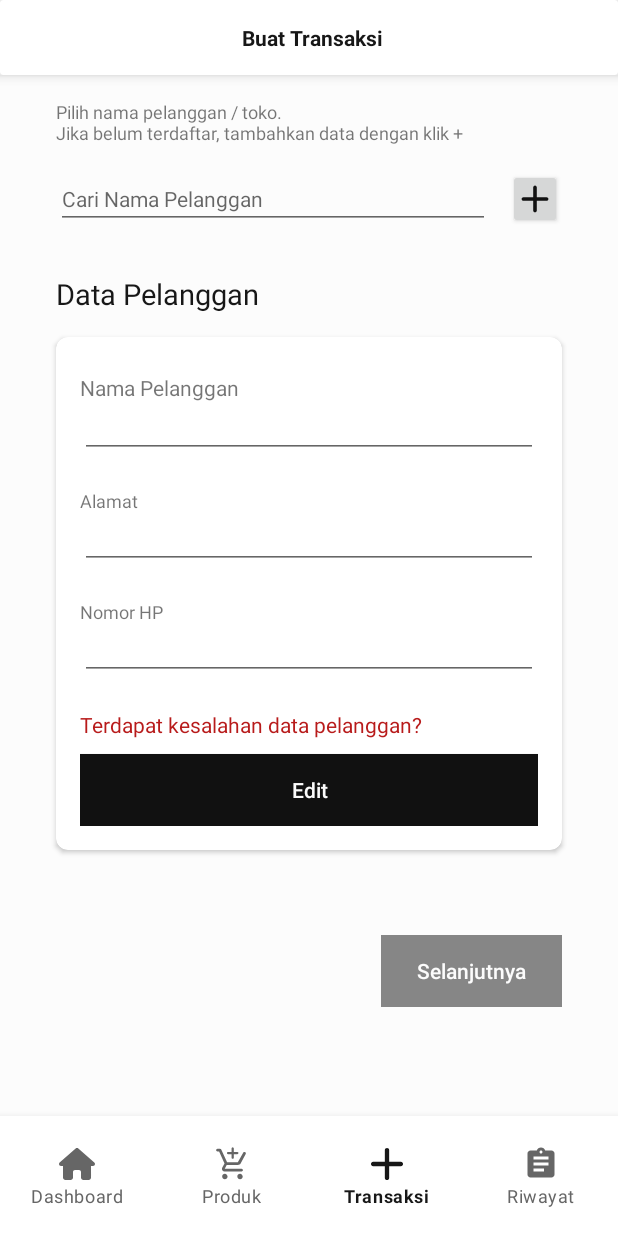
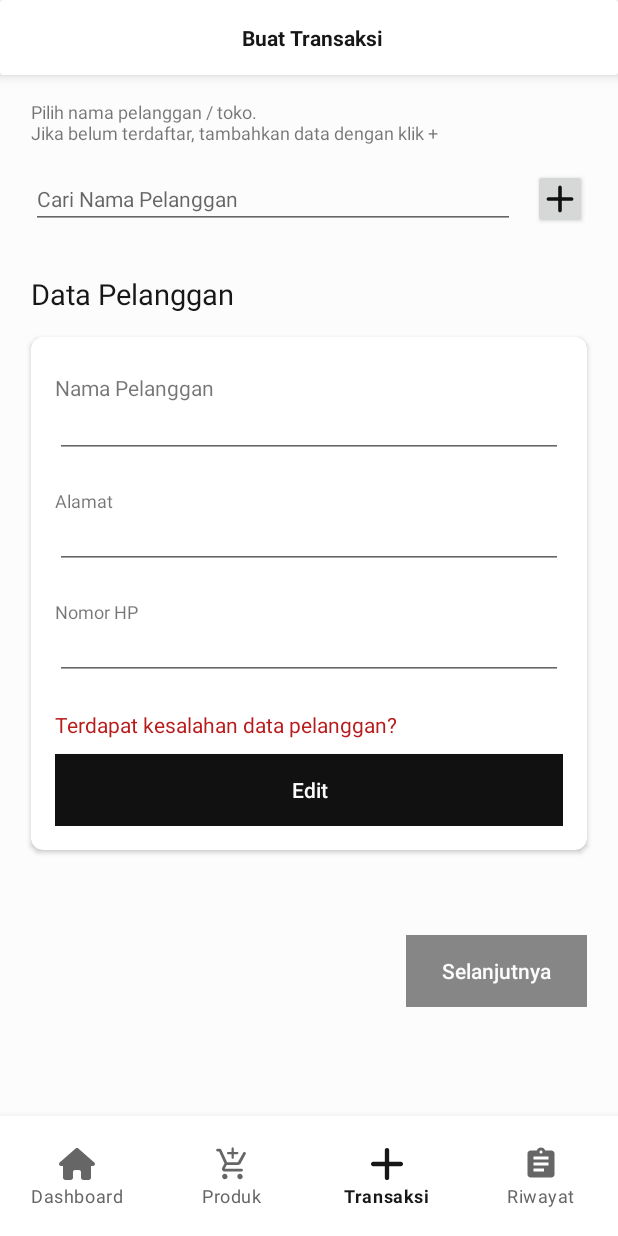
Before and after one commit to perangkatgunakarya/AndroidTokoPlastik, an Android app built with Jetpack Compose: the TransactionFragment screen opened through its navigation route, on a phone screen of 412 x 824 dp. Run offline under Robolectric (Android 15) with nearby library versions, the phone set to English and light mode, and no system bars; our stand-ins replace navigation-ui; libraries missing offline, so code that uses them is left out: androidx.datastore, androidx.datastore.preferences, com.github.mikephil.charting; 20 statements that could not run were skipped.

Commit message:
feat: remove button angsuran and jatuh tempon when status is paid. deisgn: adjust transaction layout and add preview button in checkout

```diff
--- a/app/src/main/res/layout/fragment_transaction.xml
+++ b/app/src/main/res/layout/fragment_transaction.xml
@@ -11,14 +11,14 @@
         android:layout_width="wrap_content"
         android:layout_height="wrap_content"
         android:orientation="vertical"
-        app:layout_constraintGuide_percent="0.09" />
+        app:layout_constraintGuide_percent="0.05" />
 
     <androidx.constraintlayout.widget.Guideline
         android:id="@+id/guideline2"
         android:layout_width="wrap_content"
         android:layout_height="wrap_content"
         android:orientation="vertical"
-        app:layout_constraintGuide_percent="0.91" />
+        app:layout_constraintGuide_percent="0.95" />
 
     <androidx.cardview.widget.CardView
         android:id="@+id/toolbar_transaction"
```
Also changed, not shown: app/src/main/java/com/example/tokoplastik/ui/history/DetailHistoryFragment.kt (+12 -0 lines), app/src/main/res/layout/fragment_checkout.xml (+11 -0 lines).
